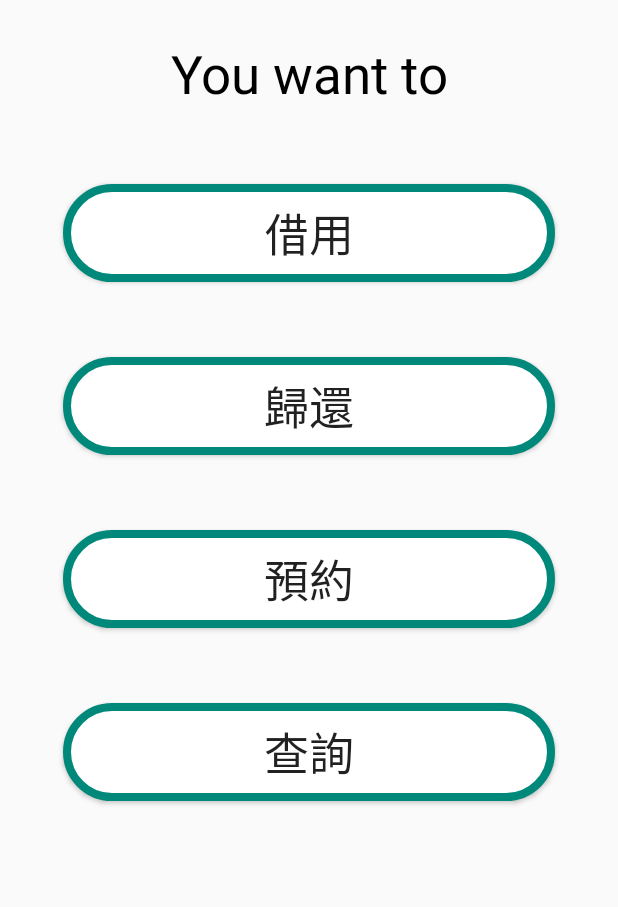
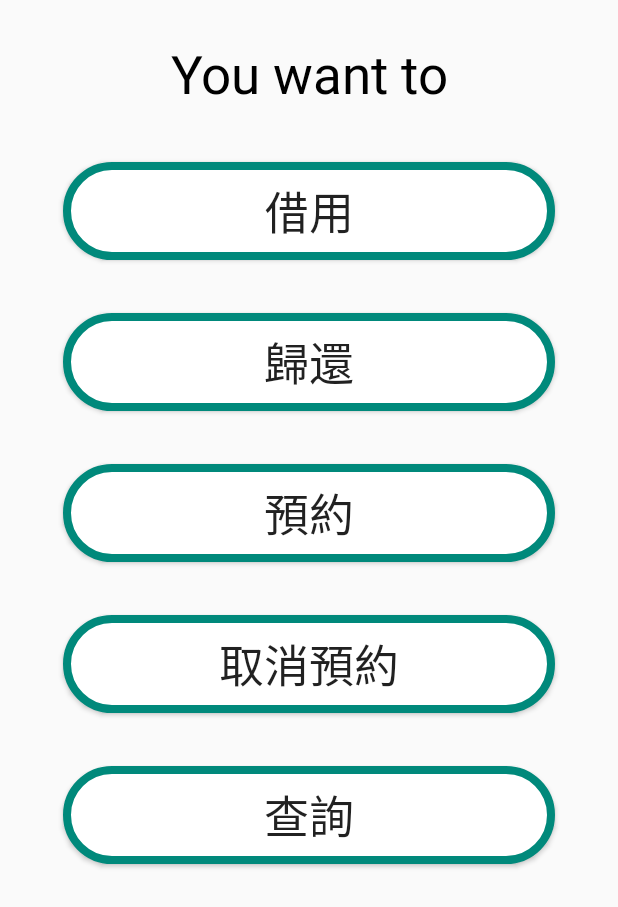
Before and after one commit to rex0722/WireManagement, an Android app: the FunctionActivity screen opened directly, with no data from a screen before it, on a phone screen of 412 x 824 dp. Shown: the top 907 px of the screen. Run offline under Robolectric (Android 15) with nearby library versions, the phone set to English and light mode, and no system bars.

Commit message:
Add subscription conditions and cancel subscription

```diff
--- a/app/src/main/java/com/study/application/leanCloud/ActivityID.java
+++ b/app/src/main/java/com/study/application/leanCloud/ActivityID.java
@@ -1,8 +1,8 @@
 package com.study.application.leanCloud;
 
 public class ActivityID {
-//    Hi
     public static final int BORROW_ACTIVITY = 20001;
     public static final int RETURN_ACTIVITY = 20002;
     public static final int SUBSCRIBE_ACTIVITY = 20003;
+    public static final int CANCEL_SUBSCRIBE_ACTIVITY = 20004;
 }
--- /dev/null
+++ b/app/src/main/java/com/study/application/leanCloud/CancelSubscriptionCallback.java
@@ -0,0 +1,5 @@
+package com.study.application.leanCloud;
+
+public interface CancelSubscriptionCallback {
+    void checkSubscriptionItemCanCancel(String [] list);
+}
--- a/app/src/main/java/com/study/application/leanCloud/SubscribeCallback.java
+++ b/app/src/main/java/com/study/application/leanCloud/SubscribeCallback.java
@@ -2,4 +2,5 @@ package com.study.application.leanCloud;
 
 public interface SubscribeCallback {
     void canSubscribeItem(String [] itemList);
+    void checkItemEstimatedTimeReturn(Long estimatedTimeReturnNum);
 }
--- a/app/src/main/java/com/study/application/ui/BorrowActivity.java
+++ b/app/src/main/java/com/study/application/ui/BorrowActivity.java
@@ -41,12 +41,11 @@ public class BorrowActivity extends AppCompatActivity implements BorrowCheckCall
 
     private final String TAG = "BorrowActivity";
 
-    private String status, conditionSearchValue, dialogSuccessMessage;
+    private String status;
     public static final int NO_SUBSCRIBER = 10001, NOT_SAME_AS_SUBSCRIBER = 10002, SAME_AS_SUBSCRIBER = 10003;
 
     private boolean isItemReturn = false;
 
-    private TextInputLayout itemInputLayout;
     private EditText borrowDateEdt;
     private EditText returnDateEdt;
     private EditText nameEdt;
@@ -85,7 +84,6 @@ public class BorrowActivity extends AppCompatActivity implements BorrowCheckCall
     }
 
     private void initView() {
-        itemInputLayout = findViewById(R.id.itemInputLayout);
         borrowDateEdt = findViewById(R.id.borrowdateEdt);
         returnDateEdt = findViewById(R.id.returndateEdt);
         nameEdt = findViewById(R.id.nameEdt);
--- a/app/src/main/java/com/study/application/ui/MainActivity.java
+++ b/app/src/main/java/com/study/application/ui/MainActivity.java
@@ -56,9 +56,6 @@ public class MainActivity extends AppCompatActivity {
 
         /* Connect to LeanCloud database. */
         AVOSCloud.initialize(this,"oOxUTjO1eEyTxGS32vWa4uhT-gzGzoHsz","oEruGz6TQaE8iLQESN06tBBK");
-
-        /* Read ObjectId from database */
-        Reader.setObjectID();
 
         /* Disable Speech Recognition and Speech Synthesis functions temporarily
 
--- a/app/src/main/java/com/study/application/ui/WelcomeActivity.java
+++ b/app/src/main/java/com/study/application/ui/WelcomeActivity.java
@@ -13,6 +13,7 @@ import android.widget.ImageView;
 import android.widget.TextView;
 
 import com.study.application.R;
+import com.study.application.leanCloud.Reader;
 import com.study.application.speech.SpeechSynthesis;
 
 public class WelcomeActivity extends AppCompatActivity {
@@ -48,6 +49,9 @@ public class WelcomeActivity extends AppCompatActivity {
         setWelcomeTxt();
         setUserImg();
         setCounter();
+
+        /* Read ObjectId from database */
+        Reader.setObjectID();
     }
 
     private void initView() {
--- a/app/src/main/res/layout/activity_function.xml
+++ b/app/src/main/res/layout/activity_function.xml
@@ -17,7 +17,7 @@
         android:text="@string/you_want_to"
         android:textAlignment="center"
         android:textColor="#000"
-        android:textSize="35dp"
+        android:textSize="35sp"
         app:layout_constraintEnd_toEndOf="parent"
         app:layout_constraintStart_toStartOf="parent"
         app:layout_constraintTop_toTopOf="parent" />
@@ -28,9 +28,9 @@
         android:layout_height="wrap_content"
         android:layout_marginEnd="42dp"
         android:layout_marginStart="42dp"
-        android:layout_marginTop="50dp"
+        android:layout_marginTop="35dp"
         android:background="@drawable/button_shape"
-        android:text="@string/borrow"
+        android:text="@string/btn_text_borrow"
         android:textSize="30sp"
         android:layout_marginBottom="50dp"
         app:layout_constraintEnd_toEndOf="parent"
@@ -43,12 +43,12 @@
         android:id="@+id/returnedBtn"
         android:layout_width="0dp"
         android:layout_height="wrap_content"
-        android:layout_marginTop="50dp"
+        android:layout_marginTop="35dp"
         android:layout_marginBottom="50dp"
         android:layout_marginEnd="42dp"
         android:layout_marginStart="42dp"
         android:background="@drawable/button_shape"
-        android:text="@string/back"
+        android:text="@string/btn_text_back"
         android:textSize="30sp"
         app:layout_constraintEnd_toEndOf="parent"
         app:layout_constraintHorizontal_bias="1.0"
@@ -62,29 +62,43 @@
         android:layout_height="wrap_content"
         android:layout_marginEnd="42dp"
         android:layout_marginStart="42dp"
-        android:layout_marginTop="50dp"
+        android:layout_marginTop="35dp"
         android:layout_marginBottom="50dp"
         android:background="@drawable/button_shape"
-        android:text="@string/subscribe"
+        android:text="@string/btn_text_subscription"
         android:textSize="30sp"
-
         app:layout_constraintEnd_toEndOf="parent"
         app:layout_constraintHorizontal_bias="0.0"
         app:layout_constraintStart_toStartOf="parent"
         app:layout_constraintTop_toBottomOf="@+id/returnedBtn" />
 
     <Button
+        android:id="@+id/cancelSubscriptionBtn"
+        android:layout_width="0dp"
+        android:layout_height="wrap_content"
+        android:layout_marginEnd="42dp"
+        android:layout_marginStart="42dp"
+        android:layout_marginTop="35dp"
+        android:layout_marginBottom="50dp"
+        android:background="@drawable/button_shape"
+        android:text="@string/btn_text_cancel_subscription"
+        android:textSize="30sp"
+        app:layout_constraintEnd_toEndOf="parent"
+        app:layout_constraintHorizontal_bias="0.0"
+        app:layout_constraintStart_toStartOf="parent"
+        app:layout_constraintTop_toBottomOf="@+id/subscribeBtn" />
+
+    <Button
         android:id="@+id/searchedBtn"
         android:layout_width="0dp"
         android:layout_height="wrap_content"
-        android:layout_marginTop="50dp"
+        android:layout_marginTop="35dp"
         android:layout_marginEnd="42dp"
         android:layout_marginStart="42dp"
         android:background="@drawable/button_shape"
-        android:text="@string/search"
+        android:text="@string/btn_text_search"
         android:textSize="30sp"
-
-        app:layout_constraintTop_toBottomOf="@+id/subscribeBtn"
+        app:layout_constraintTop_toBottomOf="@+id/cancelSubscriptionBtn"
         app:layout_constraintEnd_toEndOf="parent"
         app:layout_constraintHorizontal_bias="0.0"
         app:layout_constraintStart_toStartOf="parent"/>
--- a/app/src/main/res/layout/activity_search.xml
+++ b/app/src/main/res/layout/activity_search.xml
@@ -39,7 +39,7 @@
         android:layout_marginBottom="30dp"
         android:layout_marginEnd="16dp"
         android:background="@drawable/button_shape"
-        android:text="@string/search"
+        android:text="@string/btn_text_search"
         android:textSize="30sp"
         app:layout_constraintBottom_toTopOf="@+id/lvData"
         app:layout_constraintEnd_toEndOf="parent"
--- a/app/src/main/res/values/strings.xml
+++ b/app/src/main/res/values/strings.xml
@@ -3,10 +3,11 @@
     <string name="who_are_you">Who are you???</string>
     <string name="i_am">I am</string>
     <string name="you_want_to">You want to</string>
-    <string name="borrow">借用</string>
-    <string name="back">歸還</string>
-    <string name="search">查詢</string>
-    <string name="subscribe">預約</string>
+    <string name="btn_text_borrow">借用</string>
+    <string name="btn_text_back">歸還</string>
+    <string name="btn_text_search">查詢</string>
+    <string name="btn_text_subscription">預約</string>
+    <string name="btn_text_cancel_subscription">取消預約</string>
     <string name="date">歸還日期</string>
     <string name="subdate">預約日期</string>
     <string name="borrow_date">借用日期</string>
@@ -41,7 +42,11 @@
     <string name="dialog_message_return_user_error">不是你借用的\n不可以幫別人歸還!!!!</string>
     <string name="dialog_message_subscribe_user_error">當前時間內無法預約!!!!</string>
     <string name="dialog_message_not_subscriber">已有人預約，您不是預約者</string>
-    <string name="dialog_message_no_item_can_subscribe">目前沒有線材可以預約</string>
+    <string name="dialog_message_nothing_can_subscribe">目前沒有線材可以預約</string>
+    <string name="dialog_message_nothing_can_cancel_subscription">您沒有任何預約項目可以取消</string>
+    <string name="dialog_message_return_date_earlier_than_borrow_date">歸還時間不可以早於借用時間</string>
+    <string name="dialog_message_subscribe_date_error1">的預計歸還時間為:</string>
+    <string name="dialog_message_subscribe_date_error2">\n您預約借用的時間此項目尚未歸還，請另選其他時間。</string>
 
     <string-array name="search_type">
         <item>品項</item>
```
Also changed, not shown: app/src/main/AndroidManifest.xml (+10 -15 lines), app/src/main/java/com/study/application/leanCloud/Reader.java (+26 -1 lines), app/src/main/java/com/study/application/ui/CancelSubscriptionActivity.java (added, +70 -0 lines), app/src/main/java/com/study/application/ui/FunctionActivity.java (+12 -0 lines), app/src/main/java/com/study/application/ui/SubscribeActivity.java (+45 -26 lines), app/src/main/res/layout/activity_cancel_subscription.xml (added, +64 -0 lines).
